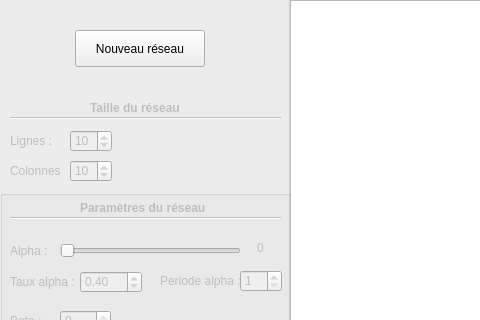
Asord/ProjetSOM, file Projet/PTUT/PTUT.ui: the form before one commit; both pictures show x 0 to 480 and y 0 to 320 of the 1309 by 618 pixel window.
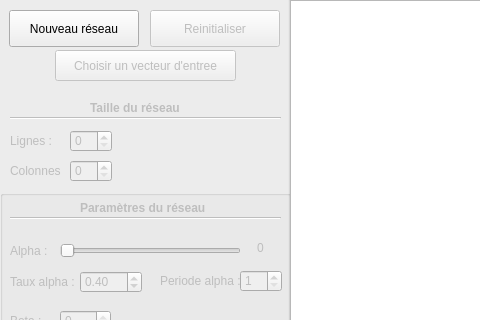
The form after the commit.

Diff of the .ui file:
```diff
--- a/Projet/PTUT/PTUT.ui
+++ b/Projet/PTUT/PTUT.ui
@@ -28,8 +28,8 @@
    <widget class="QPushButton" name="NouveauRes">
     <property name="geometry">
      <rect>
-      <x>85</x>
-      <y>50</y>
+      <x>19</x>
+      <y>30</y>
       <width>130</width>
       <height>37</height>
      </rect>
@@ -226,7 +226,7 @@
      </rect>
     </property>
     <property name="value">
-     <number>10</number>
+     <number>0</number>
     </property>
    </widget>
    <widget class="QLabel" name="ErreurLignes">
@@ -261,7 +261,7 @@
      </rect>
     </property>
     <property name="value">
-     <number>10</number>
+     <number>0</number>
     </property>
    </widget>
    <widget class="QLabel" name="ErreurColonnes">
@@ -619,6 +619,44 @@
      </property>
     </widget>
    </widget>
+   <widget class="QPushButton" name="Restart">
+    <property name="enabled">
+     <bool>false</bool>
+    </property>
+    <property name="geometry">
+     <rect>
+      <x>160</x>
+      <y>30</y>
+      <width>130</width>
+      <height>37</height>
+     </rect>
+    </property>
+    <property name="styleSheet">
+     <string notr="true"/>
+    </property>
+    <property name="text">
+     <string>Reinitialiser</string>
+    </property>
+   </widget>
+   <widget class="QPushButton" name="OpenFile">
+    <property name="enabled">
+     <bool>false</bool>
+    </property>
+    <property name="geometry">
+     <rect>
+      <x>65</x>
+      <y>70</y>
+      <width>181</width>
+      <height>31</height>
+     </rect>
+    </property>
+    <property name="styleSheet">
+     <string notr="true"/>
+    </property>
+    <property name="text">
+     <string>Choisir un vecteur d'entree</string>
+    </property>
+   </widget>
   </widget>
   <widget class="QGraphicsView" name="graphicsView">
    <property name="geometry">
```
Left out of the diff: 34 changed lines with no effect on the pictures.
